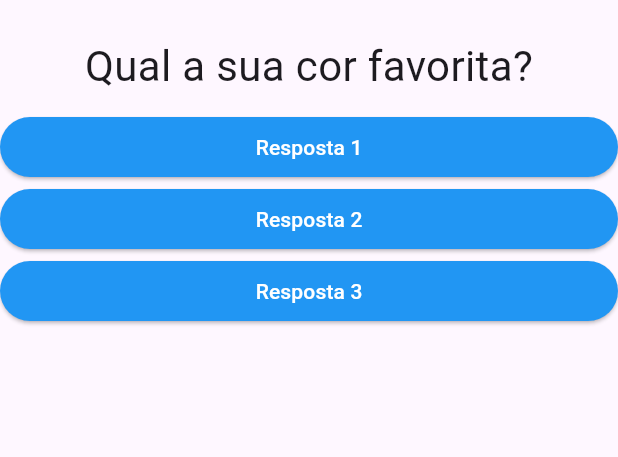
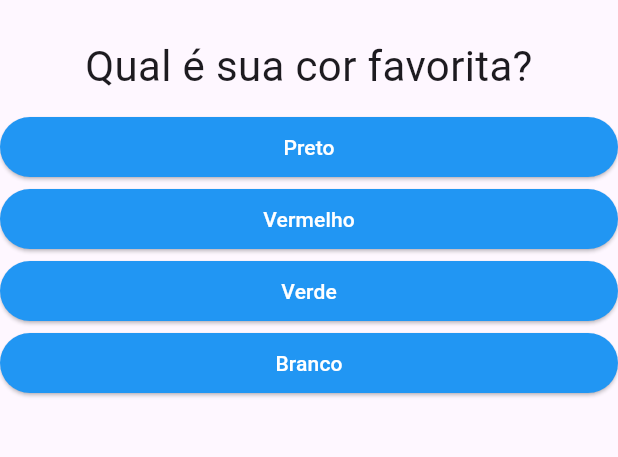
Before and after one commit to AndersonExner/ProjetoFlutter_Perguntas, a Flutter app: the screen it shows after launch, on a phone screen of 412 x 824 dp, the part 63-520 px from its top. Run offline on Flutter 3.47's test engine with Material 3 defaults, Android fonts, the phone set to English and light mode, and no system bars.

Commit message:
Ajustes Classes

```diff
--- a/lib/main.dart
+++ b/lib/main.dart
@@ -17,20 +17,38 @@ class PerguntaApp extends StatefulWidget {
 
 class _PerguntaAppState extends State<PerguntaApp> {
   var _perguntaSelecionada = 0;
+  final _perguntas = const [
+    {
+      'texto': 'Qual é sua cor favorita?',
+      'respostas': ['Preto', 'Vermelho', 'Verde', 'Branco']
+    },
+    {
+      'texto': 'Qual é seu animal favorito?',
+      'respostas': ['Coelho', 'Cobra', 'Elefante', 'Leão']
+    },
+    {
+      'texto': 'Qual seu instrutor favorito?',
+      'respostas': ['Maria', 'João', 'Léo', 'Pedro']
+    }
+  ];
 
   void _responder() {
+    if (temPerguntaSelecionada) {
       setState(() {
         _perguntaSelecionada++;
       });
-    print(_perguntaSelecionada);
+    }
+  }
+
+  bool get temPerguntaSelecionada {
+    return _perguntaSelecionada < _perguntas.length;
   }
 
   @override
   Widget build(BuildContext context) {
-    final perguntas = [
-      'Qual a sua cor favorita?',
-      'Qual é o seu animal favorito?',
-    ];
+    List<String> respostas = temPerguntaSelecionada
+        ? _perguntas[_perguntaSelecionada]['respostas'] as List<String>
+        : [];
 
     return MaterialApp(
       home: Scaffold(
@@ -38,13 +56,18 @@ class _PerguntaAppState extends State<PerguntaApp> {
           title: Text('Perguntas'),
           centerTitle: true,
         ),
-        body: Column(
+        body: temPerguntaSelecionada
+            ? Column(
                 children: <Widget>[
-            Questao(perguntas[_perguntaSelecionada]),
-            Resposta('Resposta 1', _responder),
-            Resposta('Resposta 2', _responder),
-            Resposta('Resposta 3', _responder),
+                  Questao(_perguntas[_perguntaSelecionada]['texto'] as String),
+                  ...respostas.map((t) => Resposta(t, _responder)),
                 ],
+              )
+            : Center(
+                child: Text(
+                  style: TextStyle(fontSize: 28),
+                  'Parabéns',
+                ),
               ),
       ),
     );
--- a/lib/resposta.dart
+++ b/lib/resposta.dart
@@ -4,11 +4,11 @@ class Resposta extends StatelessWidget {
   final String texto;
   final void Function() quandoSelecionado;
 
-  const Resposta(this.texto, this.quandoSelecionado);
+  const Resposta(this.texto, this.quandoSelecionado, {super.key});
 
   @override
   Widget build(BuildContext context) {
-    return Container(
+    return SizedBox(
       width: double.infinity,
       child: ElevatedButton(
         style: ElevatedButton.styleFrom(
```
Lines whose indentation alone changed are shown as unchanged.
